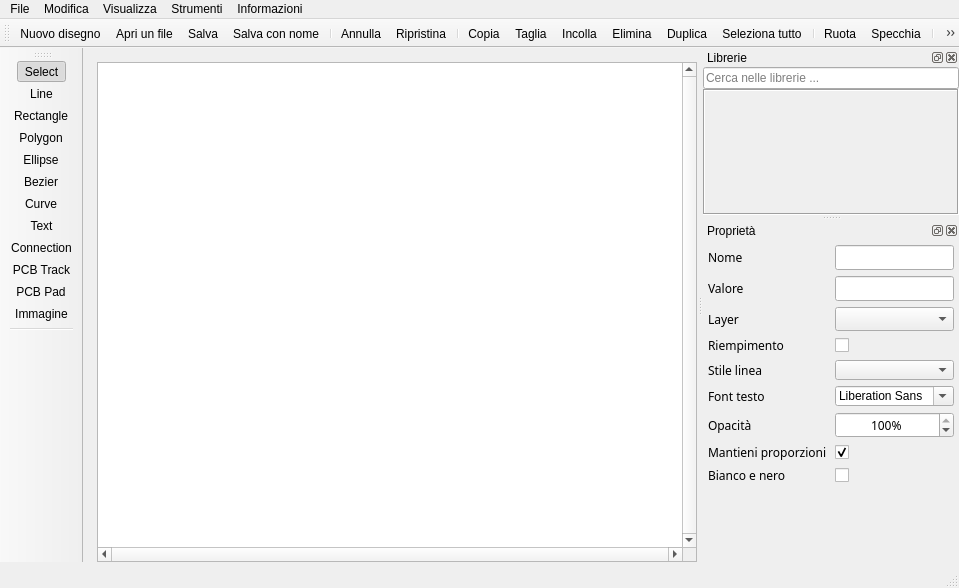
This is gui/MainWindow.ui in manufino/eSchema as Qt 5 draws it before an edit. The edited form follows.
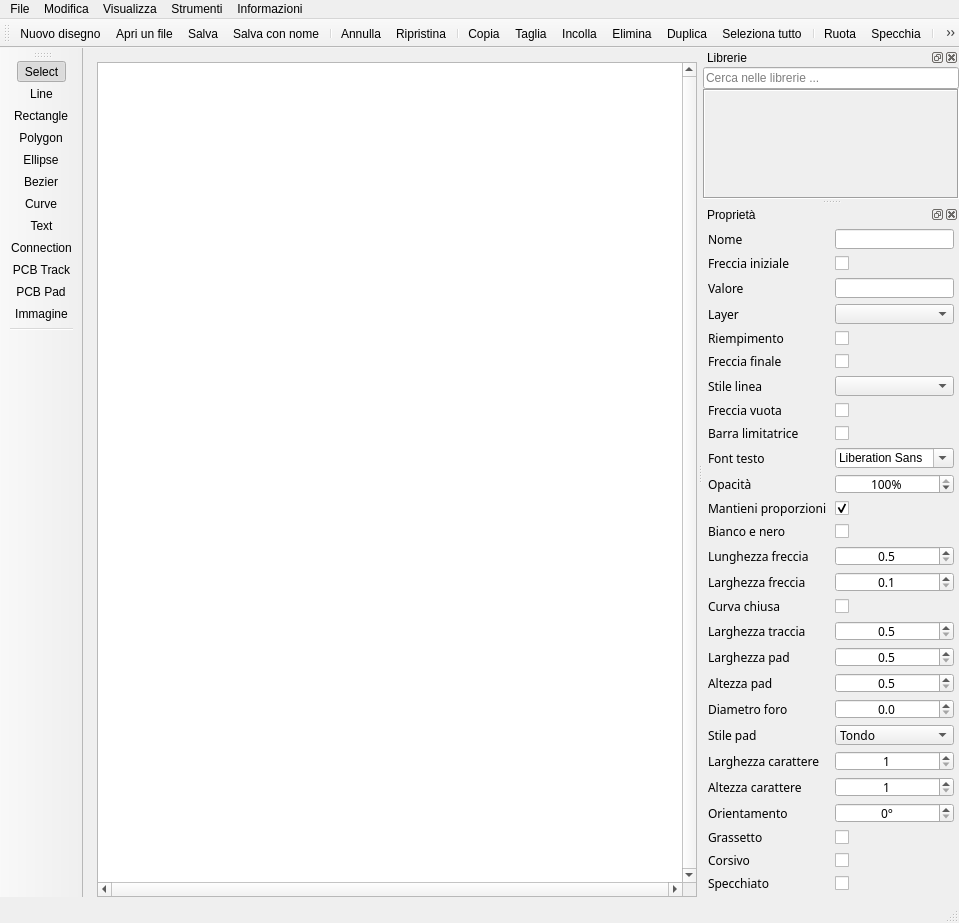
This is the edited form. Icons and pictures are not drawn. Custom widgets are drawn as their Qt base class.

Commit message: Expose arrow, curve, PCB track/pad and text properties in the panel

```diff
--- a/gui/MainWindow.ui
+++ b/gui/MainWindow.ui
@@ -895,7 +895,595 @@
        </property>
       </widget>
      </item>
-     <item row="13" column="0" colspan="2">
+     <item row="1" column="0">
+      <widget class="QLabel" name="labelArrowStart">
+       <property name="font">
+        <font>
+         <family>Hack</family>
+         <pointsize>9</pointsize>
+        </font>
+       </property>
+       <property name="text">
+        <string>Freccia iniziale</string>
+       </property>
+      </widget>
+     </item>
+     <item row="1" column="1">
+      <widget class="QCheckBox" name="checkBoxArrowStart">
+       <property name="text">
+        <string/>
+       </property>
+      </widget>
+     </item>
+     <item row="5" column="0">
+      <widget class="QLabel" name="labelArrowEnd">
+       <property name="font">
+        <font>
+         <family>Hack</family>
+         <pointsize>9</pointsize>
+        </font>
+       </property>
+       <property name="text">
+        <string>Freccia finale</string>
+       </property>
+      </widget>
+     </item>
+     <item row="5" column="1">
+      <widget class="QCheckBox" name="checkBoxArrowEnd">
+       <property name="text">
+        <string/>
+       </property>
+      </widget>
+     </item>
+     <item row="7" column="0">
+      <widget class="QLabel" name="labelArrowEmpty">
+       <property name="font">
+        <font>
+         <family>Hack</family>
+         <pointsize>9</pointsize>
+        </font>
+       </property>
+       <property name="text">
+        <string>Freccia vuota</string>
+       </property>
+      </widget>
+     </item>
+     <item row="7" column="1">
+      <widget class="QCheckBox" name="checkBoxArrowEmpty">
+       <property name="text">
+        <string/>
+       </property>
+      </widget>
+     </item>
+     <item row="8" column="0">
+      <widget class="QLabel" name="labelArrowLimiter">
+       <property name="font">
+        <font>
+         <family>Hack</family>
+         <pointsize>9</pointsize>
+        </font>
+       </property>
+       <property name="text">
+        <string>Barra limitatrice</string>
+       </property>
+      </widget>
+     </item>
+     <item row="8" column="1">
+      <widget class="QCheckBox" name="checkBoxArrowLimiter">
+       <property name="text">
+        <string/>
+       </property>
+      </widget>
+     </item>
+     <item row="14" column="0">
+      <widget class="QLabel" name="labelArrowLength">
+       <property name="font">
+        <font>
+         <family>Hack</family>
+         <pointsize>9</pointsize>
+        </font>
+       </property>
+       <property name="text">
+        <string>Lunghezza freccia</string>
+       </property>
+      </widget>
+     </item>
+     <item row="14" column="1">
+      <widget class="QDoubleSpinBox" name="spinArrowLength">
+       <property name="minimumSize">
+        <size>
+         <width>119</width>
+         <height>20</height>
+        </size>
+       </property>
+       <property name="font">
+        <font>
+         <family>Hack</family>
+         <pointsize>9</pointsize>
+        </font>
+       </property>
+       <property name="alignment">
+        <set>Qt::AlignCenter</set>
+       </property>
+       <property name="decimals">
+        <number>1</number>
+       </property>
+       <property name="minimum">
+        <double>0.500000000000000</double>
+       </property>
+       <property name="maximum">
+        <double>50.000000000000000</double>
+       </property>
+       <property name="singleStep">
+        <double>0.500000000000000</double>
+       </property>
+      </widget>
+     </item>
+     <item row="15" column="0">
+      <widget class="QLabel" name="labelArrowHalfWidth">
+       <property name="font">
+        <font>
+         <family>Hack</family>
+         <pointsize>9</pointsize>
+        </font>
+       </property>
+       <property name="text">
+        <string>Larghezza freccia</string>
+       </property>
+      </widget>
+     </item>
+     <item row="15" column="1">
+      <widget class="QDoubleSpinBox" name="spinArrowHalfWidth">
+       <property name="minimumSize">
+        <size>
+         <width>119</width>
+         <height>20</height>
+        </size>
+       </property>
+       <property name="font">
+        <font>
+         <family>Hack</family>
+         <pointsize>9</pointsize>
+        </font>
+       </property>
+       <property name="alignment">
+        <set>Qt::AlignCenter</set>
+       </property>
+       <property name="decimals">
+        <number>1</number>
+       </property>
+       <property name="minimum">
+        <double>0.100000000000000</double>
+       </property>
+       <property name="maximum">
+        <double>20.000000000000000</double>
+       </property>
+       <property name="singleStep">
+        <double>0.100000000000000</double>
+       </property>
+      </widget>
+     </item>
+     <item row="16" column="0">
+      <widget class="QLabel" name="labelCurveClosed">
+       <property name="font">
+        <font>
+         <family>Hack</family>
+         <pointsize>9</pointsize>
+        </font>
+       </property>
+       <property name="text">
+        <string>Curva chiusa</string>
+       </property>
+      </widget>
+     </item>
+     <item row="16" column="1">
+      <widget class="QCheckBox" name="checkBoxCurveClosed">
+       <property name="text">
+        <string/>
+       </property>
+      </widget>
+     </item>
+     <item row="17" column="0">
+      <widget class="QLabel" name="labelTrackWidth">
+       <property name="font">
+        <font>
+         <family>Hack</family>
+         <pointsize>9</pointsize>
+        </font>
+       </property>
+       <property name="text">
+        <string>Larghezza traccia</string>
+       </property>
+      </widget>
+     </item>
+     <item row="17" column="1">
+      <widget class="QDoubleSpinBox" name="spinTrackWidth">
+       <property name="minimumSize">
+        <size>
+         <width>119</width>
+         <height>20</height>
+        </size>
+       </property>
+       <property name="font">
+        <font>
+         <family>Hack</family>
+         <pointsize>9</pointsize>
+        </font>
+       </property>
+       <property name="alignment">
+        <set>Qt::AlignCenter</set>
+       </property>
+       <property name="decimals">
+        <number>1</number>
+       </property>
+       <property name="minimum">
+        <double>0.500000000000000</double>
+       </property>
+       <property name="maximum">
+        <double>200.000000000000000</double>
+       </property>
+       <property name="singleStep">
+        <double>0.500000000000000</double>
+       </property>
+      </widget>
+     </item>
+     <item row="18" column="0">
+      <widget class="QLabel" name="labelPadWidth">
+       <property name="font">
+        <font>
+         <family>Hack</family>
+         <pointsize>9</pointsize>
+        </font>
+       </property>
+       <property name="text">
+        <string>Larghezza pad</string>
+       </property>
+      </widget>
+     </item>
+     <item row="18" column="1">
+      <widget class="QDoubleSpinBox" name="spinPadWidth">
+       <property name="minimumSize">
+        <size>
+         <width>119</width>
+         <height>20</height>
+        </size>
+       </property>
+       <property name="font">
+        <font>
+         <family>Hack</family>
+         <pointsize>9</pointsize>
+        </font>
+       </property>
+       <property name="alignment">
+        <set>Qt::AlignCenter</set>
+       </property>
+       <property name="decimals">
+        <number>1</number>
+       </property>
+       <property name="minimum">
+        <double>0.500000000000000</double>
+       </property>
+       <property name="maximum">
+        <double>500.000000000000000</double>
+       </property>
+       <property name="singleStep">
+        <double>0.500000000000000</double>
+       </property>
+      </widget>
+     </item>
+     <item row="19" column="0">
+      <widget class="QLabel" name="labelPadHeight">
+       <property name="font">
+        <font>
+         <family>Hack</family>
+         <pointsize>9</pointsize>
+        </font>
+       </property>
+       <property name="text">
+        <string>Altezza pad</string>
+       </property>
+      </widget>
+     </item>
+     <item row="19" column="1">
+      <widget class="QDoubleSpinBox" name="spinPadHeight">
+       <property name="minimumSize">
+        <size>
+         <width>119</width>
+         <height>20</height>
+        </size>
+       </property>
+       <property name="font">
+        <font>
+         <family>Hack</family>
+         <pointsize>9</pointsize>
+        </font>
+       </property>
+       <property name="alignment">
+        <set>Qt::AlignCenter</set>
+       </property>
+       <property name="decimals">
+        <number>1</number>
+       </property>
+       <property name="minimum">
+        <double>0.500000000000000</double>
+       </property>
+       <property name="maximum">
+        <double>500.000000000000000</double>
+       </property>
+       <property name="singleStep">
+        <double>0.500000000000000</double>
+       </property>
+      </widget>
+     </item>
+     <item row="20" column="0">
+      <widget class="QLabel" name="labelPadHole">
+       <property name="font">
+        <font>
+         <family>Hack</family>
+         <pointsize>9</pointsize>
+        </font>
+       </property>
+       <property name="text">
+        <string>Diametro foro</string>
+       </property>
+      </widget>
+     </item>
+     <item row="20" column="1">
+      <widget class="QDoubleSpinBox" name="spinPadHole">
+       <property name="minimumSize">
+        <size>
+         <width>119</width>
+         <height>20</height>
+        </size>
+       </property>
+       <property name="font">
+        <font>
+         <family>Hack</family>
+         <pointsize>9</pointsize>
+        </font>
+       </property>
+       <property name="alignment">
+        <set>Qt::AlignCenter</set>
+       </property>
+       <property name="decimals">
+        <number>1</number>
+       </property>
+       <property name="minimum">
+        <double>0.000000000000000</double>
+       </property>
+       <property name="maximum">
+        <double>500.000000000000000</double>
+       </property>
+       <property name="singleStep">
+        <double>0.500000000000000</double>
+       </property>
+      </widget>
+     </item>
+     <item row="21" column="0">
+      <widget class="QLabel" name="labelPadStyle">
+       <property name="font">
+        <font>
+         <family>Hack</family>
+         <pointsize>9</pointsize>
+        </font>
+       </property>
+       <property name="text">
+        <string>Stile pad</string>
+       </property>
+      </widget>
+     </item>
+     <item row="21" column="1">
+      <widget class="QComboBox" name="cbPadStyle">
+       <property name="minimumSize">
+        <size>
+         <width>119</width>
+         <height>20</height>
+        </size>
+       </property>
+       <property name="font">
+        <font>
+         <family>Hack</family>
+         <pointsize>9</pointsize>
+        </font>
+       </property>
+       <item>
+        <property name="text">
+         <string>Tondo</string>
+        </property>
+       </item>
+       <item>
+        <property name="text">
+         <string>Rettangolare</string>
+        </property>
+       </item>
+       <item>
+        <property name="text">
+         <string>Rettangolare arrotondato</string>
+        </property>
+       </item>
+      </widget>
+     </item>
+     <item row="22" column="0">
+      <widget class="QLabel" name="labelTextSizeX">
+       <property name="font">
+        <font>
+         <family>Hack</family>
+         <pointsize>9</pointsize>
+        </font>
+       </property>
+       <property name="text">
+        <string>Larghezza carattere</string>
+       </property>
+      </widget>
+     </item>
+     <item row="22" column="1">
+      <widget class="QSpinBox" name="spinTextSizeX">
+       <property name="minimumSize">
+        <size>
+         <width>119</width>
+         <height>20</height>
+        </size>
+       </property>
+       <property name="font">
+        <font>
+         <family>Hack</family>
+         <pointsize>9</pointsize>
+        </font>
+       </property>
+       <property name="alignment">
+        <set>Qt::AlignCenter</set>
+       </property>
+       <property name="minimum">
+        <number>1</number>
+       </property>
+       <property name="maximum">
+        <number>200</number>
+       </property>
+      </widget>
+     </item>
+     <item row="23" column="0">
+      <widget class="QLabel" name="labelTextSizeY">
+       <property name="font">
+        <font>
+         <family>Hack</family>
+         <pointsize>9</pointsize>
+        </font>
+       </property>
+       <property name="text">
+        <string>Altezza carattere</string>
+       </property>
+      </widget>
+     </item>
+     <item row="23" column="1">
+      <widget class="QSpinBox" name="spinTextSizeY">
+       <property name="minimumSize">
+        <size>
+         <width>119</width>
+         <height>20</height>
+        </size>
+       </property>
+       <property name="font">
+        <font>
+         <family>Hack</family>
+         <pointsize>9</pointsize>
+        </font>
+       </property>
+       <property name="alignment">
+        <set>Qt::AlignCenter</set>
+       </property>
+       <property name="minimum">
+        <number>1</number>
+       </property>
+       <property name="maximum">
+        <number>200</number>
+       </property>
+      </widget>
+     </item>
+     <item row="24" column="0">
+      <widget class="QLabel" name="labelTextOrientation">
+       <property name="font">
+        <font>
+         <family>Hack</family>
+         <pointsize>9</pointsize>
+        </font>
+       </property>
+       <property name="text">
+        <string>Orientamento</string>
+       </property>
+      </widget>
+     </item>
+     <item row="24" column="1">
+      <widget class="QSpinBox" name="spinTextOrientation">
+       <property name="minimumSize">
+        <size>
+         <width>119</width>
+         <height>20</height>
+        </size>
+       </property>
+       <property name="font">
+        <font>
+         <family>Hack</family>
+         <pointsize>9</pointsize>
+        </font>
+       </property>
+       <property name="alignment">
+        <set>Qt::AlignCenter</set>
+       </property>
+       <property name="suffix">
+        <string>°</string>
+       </property>
+       <property name="minimum">
+        <number>0</number>
+       </property>
+       <property name="maximum">
+        <number>270</number>
+       </property>
+       <property name="singleStep">
+        <number>90</number>
+       </property>
+      </widget>
+     </item>
+     <item row="25" column="0">
+      <widget class="QLabel" name="labelTextBold">
+       <property name="font">
+        <font>
+         <family>Hack</family>
+         <pointsize>9</pointsize>
+        </font>
+       </property>
+       <property name="text">
+        <string>Grassetto</string>
+       </property>
+      </widget>
+     </item>
+     <item row="25" column="1">
+      <widget class="QCheckBox" name="checkBoxTextBold">
+       <property name="text">
+        <string/>
+       </property>
+      </widget>
+     </item>
+     <item row="26" column="0">
+      <widget class="QLabel" name="labelTextItalic">
+       <property name="font">
+        <font>
+         <family>Hack</family>
+         <pointsize>9</pointsize>
+        </font>
+       </property>
+       <property name="text">
+        <string>Corsivo</string>
+       </property>
+      </widget>
+     </item>
+     <item row="26" column="1">
+      <widget class="QCheckBox" name="checkBoxTextItalic">
+       <property name="text">
+        <string/>
+       </property>
+      </widget>
+     </item>
+     <item row="27" column="0">
+      <widget class="QLabel" name="labelTextMirrored">
+       <property name="font">
+        <font>
+         <family>Hack</family>
+         <pointsize>9</pointsize>
+        </font>
+       </property>
+       <property name="text">
+        <string>Specchiato</string>
+       </property>
+      </widget>
+     </item>
+     <item row="27" column="1">
+      <widget class="QCheckBox" name="checkBoxTextMirrored">
+       <property name="text">
+        <string/>
+       </property>
+      </widget>
+     </item>
+     <item row="28" column="0" colspan="2">
       <spacer name="verticalSpacerProp">
        <property name="orientation">
         <enum>Qt::Vertical</enum>
```
The commit also changes 10 other files.
